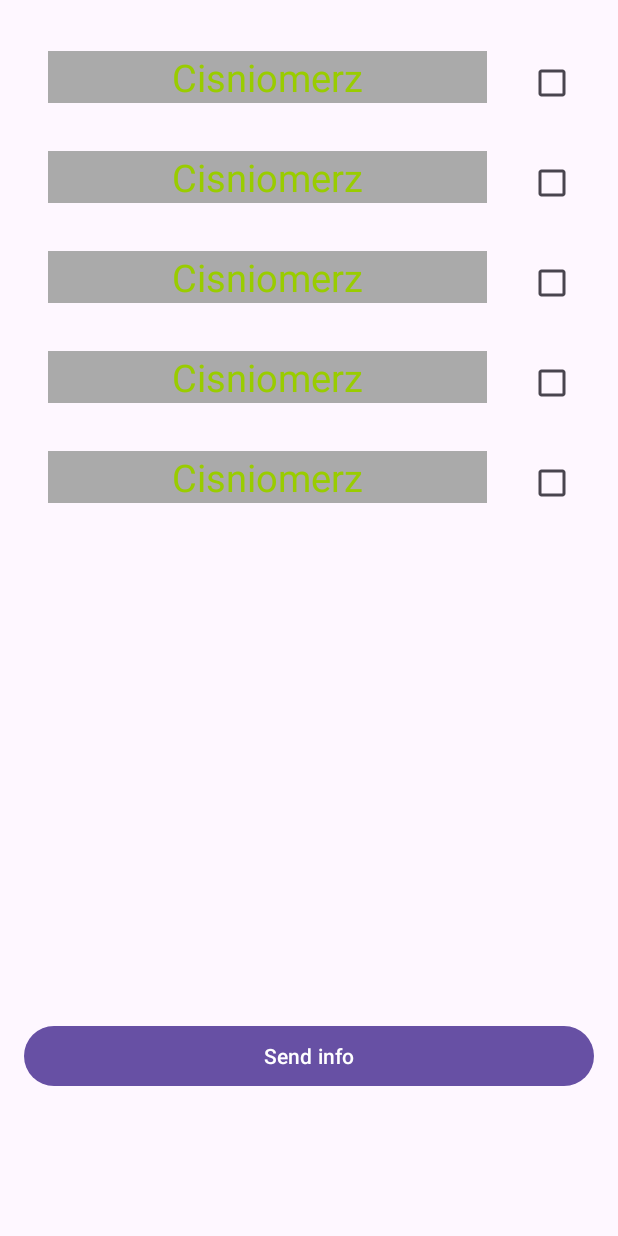
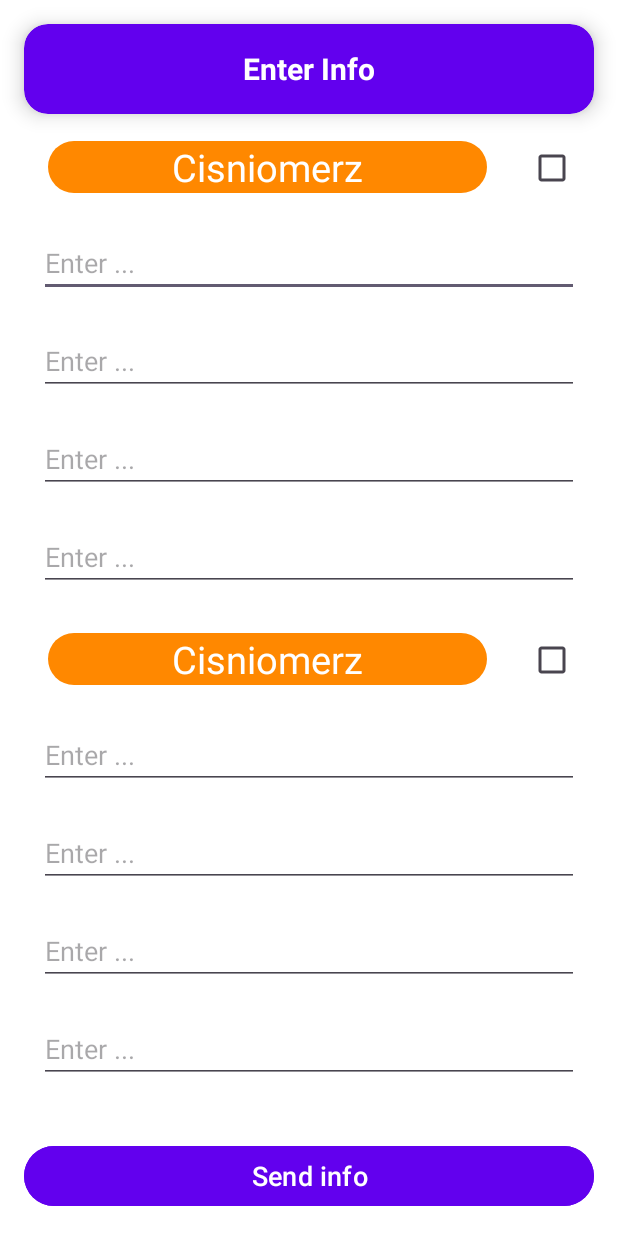
Before and after one commit to DerekBurned/BluetoothGattServer, an Android app: the layout activity_second_send.xml on its own in the app's theme, with its tools: preview values and no code run, on a phone screen of 412 x 824 dp. Run offline under Robolectric (Android 15) with nearby library versions, the phone set to English and light mode, and no system bars.

Commit message:
poprawione layouty, usuneto: item_send_param_item.xml

```diff
--- /dev/null
+++ b/app/src/main/res/drawable/device_item.xml
@@ -0,0 +1,5 @@
+<shape xmlns:android="http://schemas.android.com/apk/res/android"
+    android:shape="rectangle">
+    <solid android:color="@android:color/holo_orange_dark" />
+    <corners android:radius="50dp" />
+</shape>
--- a/app/src/main/res/layout/activity_main.xml
+++ b/app/src/main/res/layout/activity_main.xml
@@ -33,6 +33,7 @@
             android:layout_width="0dp"
             android:layout_height="wrap_content"
             android:layout_weight="1"
+            android:textAlignment="center"
             android:gravity="center_vertical"
             android:text="@string/connected_devices_text_view"
             android:textColor="@android:color/white"
@@ -41,8 +42,8 @@
 
         <ImageButton
             android:id="@+id/imageStartServer"
-            android:layout_width="48dp"
-            android:layout_height="48dp"
+            android:layout_width="60dp"
+            android:layout_height="60dp"
             android:background="?attr/selectableItemBackgroundBorderless"
             android:contentDescription="@string/connect"
             app:srcCompat="@drawable/bluetooth_24dp_1f1f1f_fill0_wght400_grad0_opsz24"
--- a/app/src/main/res/layout/activity_second_send.xml
+++ b/app/src/main/res/layout/activity_second_send.xml
@@ -3,33 +3,70 @@
     xmlns:app="http://schemas.android.com/apk/res-auto"
     xmlns:tools="http://schemas.android.com/tools"
     android:layout_width="match_parent"
-    android:layout_height="wrap_content">
+    android:layout_height="match_parent"
+    android:background="@android:color/white"
+    tools:context=".Secondactivity.SecondActivitySend">
 
+    <androidx.cardview.widget.CardView
+        android:id="@+id/cardViewHeader"
+        android:layout_width="0dp"
+        android:layout_height="60dp"
+        android:layout_margin="16dp"
+        android:foregroundGravity="center"
+        app:cardBackgroundColor="#FF6200EE"
+        app:cardCornerRadius="16dp"
+        app:cardElevation="8dp"
+        app:layout_constraintEnd_toEndOf="parent"
+        app:layout_constraintStart_toStartOf="parent"
+        app:layout_constraintTop_toTopOf="parent">
+
+        <LinearLayout
+            android:layout_width="match_parent"
+            android:layout_height="match_parent"
+            android:layout_gravity="center"
+            android:foregroundGravity="center"
+            android:gravity="center_vertical"
+            android:orientation="horizontal"
+            android:padding="16dp">
+
+            <TextView
+                android:id="@+id/textViewTitle"
+                android:layout_width="match_parent"
+                android:layout_height="wrap_content"
+                android:text="@string/title_send_info"
+                android:textAlignment="center"
+                android:textColor="@android:color/white"
+                android:textSize="20sp"
+                android:textStyle="bold" />
+        </LinearLayout>
+    </androidx.cardview.widget.CardView>
 
     <androidx.recyclerview.widget.RecyclerView
         android:id="@+id/recyclerViewItems"
-        android:layout_width="match_parent"
-        android:layout_height="648dp"
-        android:layout_margin="16dp"
-        android:orientation="vertical"
+        android:layout_width="0dp"
+        android:layout_height="0dp"
+        android:layout_marginStart="16dp"
+        android:layout_marginEnd="16dp"
+        android:clipToPadding="false"
         app:layoutManager="androidx.recyclerview.widget.LinearLayoutManager"
         app:layout_constraintBottom_toTopOf="@id/buttonSendInfo"
         app:layout_constraintEnd_toEndOf="parent"
-        app:layout_constraintHorizontal_bias="0.0"
         app:layout_constraintStart_toStartOf="parent"
-        app:layout_constraintTop_toTopOf="parent"
-        app:layout_constraintVertical_bias="0.0"
-        tools:itemCount="5"
+        app:layout_constraintTop_toBottomOf="@id/cardViewHeader"
+        tools:itemCount="2"
         tools:listitem="@layout/activity_send_item" />
-
 
     <Button
         android:id="@+id/buttonSendInfo"
         android:layout_width="0dp"
         android:layout_height="wrap_content"
         android:layout_margin="16dp"
+        android:backgroundTint="#FF6200EE"
         android:text="@string/button_send_info"
+        android:textColor="@android:color/white"
+        android:textSize="18sp"
         app:layout_constraintBottom_toBottomOf="parent"
         app:layout_constraintEnd_toEndOf="parent"
         app:layout_constraintStart_toStartOf="parent" />
+
 </androidx.constraintlayout.widget.ConstraintLayout>
--- a/app/src/main/res/layout/activity_send_item.xml
+++ b/app/src/main/res/layout/activity_send_item.xml
@@ -6,12 +6,12 @@
     android:layout_height="wrap_content">
 
     <LinearLayout
-    android:id="@+id/linearLayoutDevice"
+        android:id="@+id/linearLayoutDeviceTitle"
         android:layout_width="match_parent"
         android:layout_height="wrap_content"
+        app:layout_constraintEnd_toEndOf="parent"
         app:layout_constraintStart_toStartOf="parent"
-    app:layout_constraintTop_toTopOf="parent"
-    app:layout_constraintEnd_toEndOf="parent">
+        app:layout_constraintTop_toTopOf="parent">
 
         <TextView
             android:id="@+id/textViewItem"
@@ -19,11 +19,11 @@
             android:layout_height="wrap_content"
             android:layout_margin="16dp"
             android:layout_weight="2"
-        android:background="@android:color/darker_gray"
+            android:background="@drawable/device_item"
             android:clickable="true"
             android:focusable="true"
             android:textAlignment="center"
-        android:textColor="@android:color/holo_green_light"
+            android:textColor="@android:color/white"
             android:textSize="25sp"
             app:layout_constraintStart_toStartOf="parent"
             app:layout_constraintTop_toTopOf="parent"
@@ -33,27 +33,60 @@
             android:id="@+id/checkboxDevice"
             android:layout_width="wrap_content"
             android:layout_height="wrap_content"
-        android:layout_weight="0.05"
-        android:layout_marginTop="15dp"/>
+            android:layout_marginTop="12dp"
+            android:layout_weight="0.05" />
     </LinearLayout>
 
 
-    <androidx.recyclerview.widget.RecyclerView
-        android:id="@+id/recyclerViewParamList"
+    <LinearLayout
+        android:id="@+id/linearLayoutDeviceParam"
+        android:layout_width="0dp"
+        android:layout_height="wrap_content"
+        android:orientation="vertical"
+        app:layout_constraintEnd_toEndOf="parent"
+        app:layout_constraintStart_toStartOf="parent"
+        app:layout_constraintTop_toBottomOf="@id/linearLayoutDeviceTitle">
+
+        <EditText
+            android:id="@+id/paramItem1"
             android:layout_width="match_parent"
             android:layout_height="wrap_content"
-        android:layout_marginStart="16dp"
-        android:layout_marginEnd="16dp"
-        android:orientation="vertical"
-        android:visibility="gone"
-        app:layoutManager="androidx.recyclerview.widget.LinearLayoutManager"
+            android:layout_margin="10dp"
+            android:hint="@string/example_hint"
             app:layout_constraintEnd_toEndOf="parent"
             app:layout_constraintStart_toStartOf="parent"
-        app:layout_constraintTop_toBottomOf="@id/linearLayoutDevice"
-        tools:itemCount="4"
-        tools:listitem="@layout/send_item_param_item"
-        tools:visibility="visible">
+            app:layout_constraintTop_toTopOf="parent" />
 
-    </androidx.recyclerview.widget.RecyclerView>
+        <EditText
+            android:id="@+id/paramItem2"
+            android:layout_width="match_parent"
+            android:layout_height="wrap_content"
+            android:layout_margin="10dp"
+            android:hint="@string/example_hint"
+            app:layout_constraintEnd_toEndOf="parent"
+            app:layout_constraintStart_toStartOf="parent"
+            app:layout_constraintTop_toTopOf="parent" />
+
+        <EditText
+            android:id="@+id/paramItem3"
+            android:layout_width="match_parent"
+            android:layout_height="wrap_content"
+            android:layout_margin="10dp"
+            android:hint="@string/example_hint"
+            app:layout_constraintEnd_toEndOf="parent"
+            app:layout_constraintStart_toStartOf="parent"
+            app:layout_constraintTop_toTopOf="parent" />
+
+        <EditText
+            android:id="@+id/paramItem4"
+            android:layout_width="match_parent"
+            android:layout_height="wrap_content"
+            android:layout_margin="10dp"
+            android:hint="@string/example_hint"
+            app:layout_constraintEnd_toEndOf="parent"
+            app:layout_constraintStart_toStartOf="parent"
+            app:layout_constraintTop_toTopOf="parent" />
+
+    </LinearLayout>
 
 </androidx.constraintlayout.widget.ConstraintLayout>
--- a/app/src/main/res/layout/discovered_dedvice_item.xml
+++ b/app/src/main/res/layout/discovered_dedvice_item.xml
@@ -48,7 +48,8 @@
         android:id="@+id/checkBoxFound"
         android:layout_width="wrap_content"
         android:layout_height="wrap_content"
-        android:layout_margin="10dp"
+        android:layout_marginTop="18dp"
+        android:layout_marginEnd="15dp"
         app:layout_constraintEnd_toEndOf="parent"
         app:layout_constraintHorizontal_bias="0.5"
         app:layout_constraintTop_toTopOf="parent" />
--- a/app/src/main/res/layout/send_item_param_item.xml
+++ /dev/null
@@ -1,16 +0,0 @@
-<?xml version="1.0" encoding="utf-8"?>
-<androidx.constraintlayout.widget.ConstraintLayout xmlns:android="http://schemas.android.com/apk/res/android"
-    xmlns:app="http://schemas.android.com/apk/res-auto"
-    android:layout_width="match_parent"
-    android:layout_height="wrap_content">
-
-    <EditText
-        android:id="@+id/paramItem"
-        android:layout_width="match_parent"
-        android:layout_height="wrap_content"
-        android:hint="@string/example_hint"
-        app:layout_constraintEnd_toEndOf="parent"
-        app:layout_constraintStart_toStartOf="parent"
-        app:layout_constraintTop_toTopOf="parent" />
-
-</androidx.constraintlayout.widget.ConstraintLayout>
--- a/app/src/main/res/values/strings.xml
+++ b/app/src/main/res/values/strings.xml
@@ -9,4 +9,5 @@
     <string name="button_send_info">Send info</string>
     <string name="example_hint">Enter ...</string>
     <string name="connected_device">Connected Device</string>
+    <string name="title_send_info">Enter Info</string>
 </resources>
```
Lines whose indentation alone changed are shown as unchanged.
